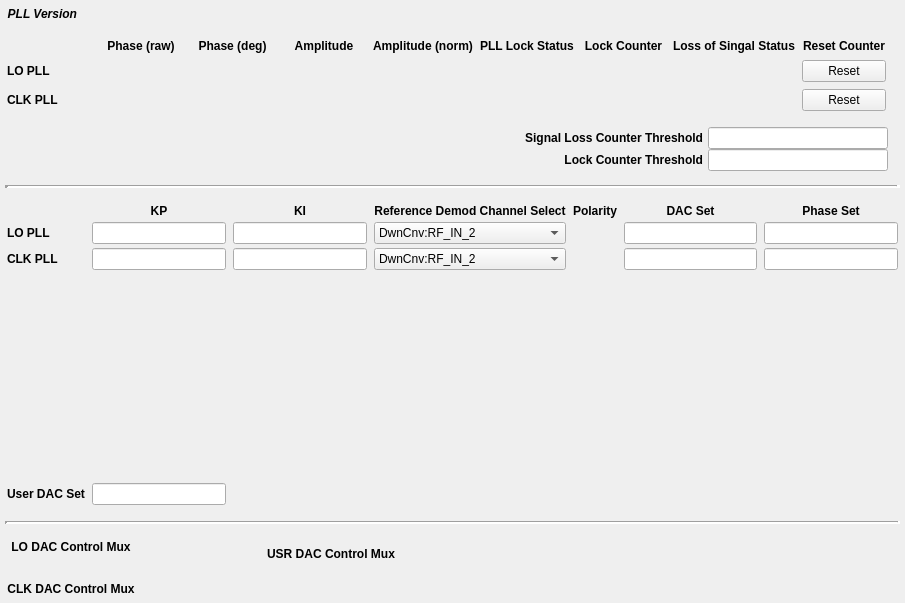
cristinasewell/ATCA_PyDM_Screens, file pll.ui: the form before one commit.
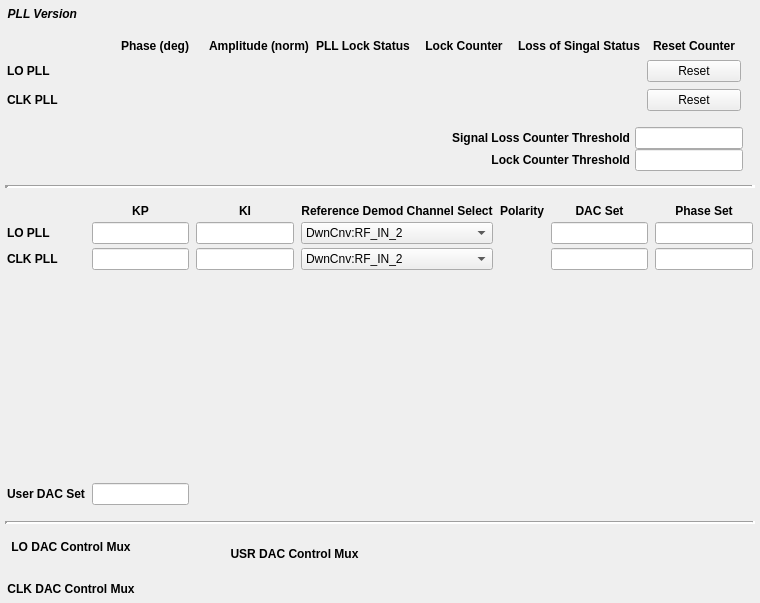
The form after the commit. Custom widgets are drawn as their Qt base class.

Commit message: Remove raw phase and amplitude values

```diff
--- a/pll.ui
+++ b/pll.ui
@@ -6,7 +6,7 @@
    <rect>
     <x>0</x>
     <y>0</y>
-    <width>905</width>
+    <width>760</width>
     <height>603</height>
    </rect>
   </property>
@@ -627,8 +627,8 @@
      <property name="spacing">
       <number>7</number>
      </property>
-     <item row="2" column="3">
-      <widget class="PyDMLabel" name="PyDMLabel_6">
+     <item row="1" column="1">
+      <widget class="PyDMLabel" name="PyDMLabel_3">
        <property name="toolTip">
         <string/>
        </property>
@@ -643,8 +643,8 @@
        </property>
       </widget>
      </item>
-     <item row="2" column="4">
-      <widget class="PyDMLabel" name="PyDMLabel_8">
+     <item row="1" column="5">
+      <widget class="PyDMLabel" name="PyDMLabel_13">
        <property name="toolTip">
         <string/>
        </property>
@@ -654,26 +654,29 @@
        <property name="channel" stdset="0">
         <string>ca://${DEVICE}:CLOCK_AMPL</string>
        </property>
+       <property name="displayFormat" stdset="0">
+        <enum>PyDMLabel::String</enum>
+       </property>
       </widget>
      </item>
-     <item row="0" column="3">
-      <widget class="QLabel" name="label_4">
-       <property name="font">
-        <font>
-         <weight>75</weight>
-         <bold>true</bold>
-        </font>
+     <item row="2" column="5">
+      <widget class="PyDMLabel" name="PyDMLabel_14">
+       <property name="toolTip">
+        <string/>
        </property>
-       <property name="text">
-        <string>Amplitude</string>
-       </property>
        <property name="alignment">
         <set>Qt::AlignCenter</set>
        </property>
+       <property name="channel" stdset="0">
+        <string>ca://${DEVICE}:CLOCK_LOSSSTATUS</string>
+       </property>
+       <property name="displayFormat" stdset="0">
+        <enum>PyDMLabel::String</enum>
+       </property>
       </widget>
      </item>
-     <item row="2" column="0">
-      <widget class="QLabel" name="label_10">
+     <item row="0" column="4">
+      <widget class="QLabel" name="label_7">
        <property name="font">
         <font>
          <weight>75</weight>
@@ -681,7 +684,10 @@
         </font>
        </property>
        <property name="text">
-        <string>CLK PLL</string>
+        <string>Lock Counter</string>
+       </property>
+       <property name="alignment">
+        <set>Qt::AlignCenter</set>
        </property>
       </widget>
      </item>
@@ -698,39 +704,7 @@
        </property>
       </widget>
      </item>
-     <item row="0" column="1">
-      <widget class="QLabel" name="label_2">
-       <property name="font">
-        <font>
-         <weight>75</weight>
-         <bold>true</bold>
-        </font>
-       </property>
-       <property name="text">
-        <string>Phase (raw)</string>
-       </property>
-       <property name="alignment">
-        <set>Qt::AlignCenter</set>
-       </property>
-      </widget>
-     </item>
-     <item row="1" column="3">
-      <widget class="PyDMLabel" name="PyDMLabel_5">
-       <property name="toolTip">
-        <string/>
-       </property>
-       <property name="alignment">
-        <set>Qt::AlignCenter</set>
-       </property>
-       <property name="channel" stdset="0">
-        <string>ca://${DEVICE}:LO_AMPLRAW</string>
-       </property>
-       <property name="displayFormat" stdset="0">
-        <enum>PyDMLabel::Hex</enum>
-       </property>
-      </widget>
-     </item>
-     <item row="0" column="4">
+     <item row="0" column="2">
       <widget class="QLabel" name="label_5">
        <property name="font">
         <font>
@@ -746,7 +720,7 @@
        </property>
       </widget>
      </item>
-     <item row="2" column="6">
+     <item row="2" column="4">
       <widget class="PyDMLabel" name="PyDMLabel_12">
        <property name="toolTip">
         <string/>
@@ -759,24 +733,8 @@
        </property>
       </widget>
      </item>
-     <item row="0" column="6">
-      <widget class="QLabel" name="label_7">
-       <property name="font">
-        <font>
-         <weight>75</weight>
-         <bold>true</bold>
-        </font>
-       </property>
-       <property name="text">
-        <string>Lock Counter</string>
-       </property>
-       <property name="alignment">
-        <set>Qt::AlignCenter</set>
-       </property>
-      </widget>
-     </item>
-     <item row="1" column="5">
-      <widget class="PyDMLabel" name="PyDMLabel_9">
+     <item row="1" column="4">
+      <widget class="PyDMLabel" name="PyDMLabel_11">
        <property name="toolTip">
         <string/>
        </property>
@@ -784,14 +742,11 @@
         <set>Qt::AlignCenter</set>
        </property>
        <property name="channel" stdset="0">
-        <string>ca://${DEVICE}:LO_LOCKSTATUS</string>
-       </property>
-       <property name="displayFormat" stdset="0">
-        <enum>PyDMLabel::String</enum>
+        <string>ca://${DEVICE}:LO_LOCKCNT</string>
        </property>
       </widget>
      </item>
-     <item row="2" column="8">
+     <item row="2" column="6">
       <widget class="PyDMPushButton" name="PyDMPushButton_2">
        <property name="toolTip">
         <string/>
@@ -810,7 +765,81 @@
        </property>
       </widget>
      </item>
-     <item row="1" column="4">
+     <item row="2" column="2">
+      <widget class="PyDMLabel" name="PyDMLabel_8">
+       <property name="toolTip">
+        <string/>
+       </property>
+       <property name="alignment">
+        <set>Qt::AlignCenter</set>
+       </property>
+       <property name="channel" stdset="0">
+        <string>ca://${DEVICE}:CLOCK_AMPL</string>
+       </property>
+      </widget>
+     </item>
+     <item row="0" column="3">
+      <widget class="QLabel" name="label_6">
+       <property name="font">
+        <font>
+         <weight>75</weight>
+         <bold>true</bold>
+        </font>
+       </property>
+       <property name="text">
+        <string>PLL Lock Status</string>
+       </property>
+       <property name="alignment">
+        <set>Qt::AlignCenter</set>
+       </property>
+      </widget>
+     </item>
+     <item row="0" column="6">
+      <widget class="QLabel" name="label_11">
+       <property name="font">
+        <font>
+         <weight>75</weight>
+         <bold>true</bold>
+        </font>
+       </property>
+       <property name="text">
+        <string>Reset Counter</string>
+       </property>
+       <property name="alignment">
+        <set>Qt::AlignCenter</set>
+       </property>
+      </widget>
+     </item>
+     <item row="1" column="3">
+      <widget class="PyDMLabel" name="PyDMLabel_9">
+       <property name="toolTip">
+        <string/>
+       </property>
+       <property name="alignment">
+        <set>Qt::AlignCenter</set>
+       </property>
+       <property name="channel" stdset="0">
+        <string>ca://${DEVICE}:LO_LOCKSTATUS</string>
+       </property>
+       <property name="displayFormat" stdset="0">
+        <enum>PyDMLabel::String</enum>
+       </property>
+      </widget>
+     </item>
+     <item row="2" column="0">
+      <widget class="QLabel" name="label_10">
+       <property name="font">
+        <font>
+         <weight>75</weight>
+         <bold>true</bold>
+        </font>
+       </property>
+       <property name="text">
+        <string>CLK PLL</string>
+       </property>
+      </widget>
+     </item>
+     <item row="1" column="2">
       <widget class="PyDMLabel" name="PyDMLabel_7">
        <property name="toolTip">
         <string/>
@@ -823,8 +852,8 @@
        </property>
       </widget>
      </item>
-     <item row="2" column="7">
-      <widget class="PyDMLabel" name="PyDMLabel_14">
+     <item row="2" column="1">
+      <widget class="PyDMLabel" name="PyDMLabel_4">
        <property name="toolTip">
         <string/>
        </property>
@@ -834,41 +863,9 @@
        <property name="channel" stdset="0">
         <string>ca://${DEVICE}:CLOCK_LOSSSTATUS</string>
        </property>
-       <property name="displayFormat" stdset="0">
-        <enum>PyDMLabel::String</enum>
-       </property>
       </widget>
      </item>
-     <item row="0" column="2">
-      <widget class="QLabel" name="label_3">
-       <property name="font">
-        <font>
-         <weight>75</weight>
-         <bold>true</bold>
-        </font>
-       </property>
-       <property name="text">
-        <string>Phase (deg)</string>
-       </property>
-       <property name="alignment">
-        <set>Qt::AlignCenter</set>
-       </property>
-      </widget>
-     </item>
-     <item row="1" column="2">
-      <widget class="PyDMLabel" name="PyDMLabel_3">
-       <property name="toolTip">
-        <string/>
-       </property>
-       <property name="alignment">
-        <set>Qt::AlignCenter</set>
-       </property>
-       <property name="channel" stdset="0">
-        <string>ca://${DEVICE}:LO_PHASE</string>
-       </property>
-      </widget>
-     </item>
-     <item row="2" column="5">
+     <item row="2" column="3">
       <widget class="PyDMLabel" name="PyDMLabel_10">
        <property name="toolTip">
         <string/>
@@ -884,53 +881,8 @@
        </property>
       </widget>
      </item>
-     <item row="1" column="6">
-      <widget class="PyDMLabel" name="PyDMLabel_11">
-       <property name="toolTip">
-        <string/>
-       </property>
-       <property name="alignment">
-        <set>Qt::AlignCenter</set>
-       </property>
-       <property name="channel" stdset="0">
-        <string>ca://${DEVICE}:LO_LOCKCNT</string>
-       </property>
-      </widget>
-     </item>
-     <item row="1" column="7">
-      <widget class="PyDMLabel" name="PyDMLabel_13">
-       <property name="toolTip">
-        <string/>
-       </property>
-       <property name="alignment">
-        <set>Qt::AlignCenter</set>
-       </property>
-       <property name="channel" stdset="0">
-        <string>ca://${DEVICE}:LO_LOSSSTATUS</string>
-       </property>
-       <property name="displayFormat" stdset="0">
-        <enum>PyDMLabel::String</enum>
-       </property>
-      </widget>
-     </item>
-     <item row="2" column="1">
-      <widget class="PyDMLabel" name="PyDMLabel_2">
-       <property name="toolTip">
-        <string/>
-       </property>
-       <property name="alignment">
-        <set>Qt::AlignCenter</set>
-       </property>
-       <property name="channel" stdset="0">
-        <string>ca://${DEVICE}:CLOCK_PHASERAW</string>
-       </property>
-       <property name="displayFormat" stdset="0">
-        <enum>PyDMLabel::Hex</enum>
-       </property>
-      </widget>
-     </item>
-     <item row="0" column="5">
-      <widget class="QLabel" name="label_6">
+     <item row="0" column="1">
+      <widget class="QLabel" name="label_3">
        <property name="font">
         <font>
          <weight>75</weight>
@@ -938,14 +890,14 @@
         </font>
        </property>
        <property name="text">
-        <string>PLL Lock Status</string>
+        <string>Phase (deg)</string>
        </property>
        <property name="alignment">
         <set>Qt::AlignCenter</set>
        </property>
       </widget>
      </item>
-     <item row="0" column="7">
+     <item row="0" column="5">
       <widget class="QLabel" name="label_8">
        <property name="font">
         <font>
@@ -961,7 +913,7 @@
        </property>
       </widget>
      </item>
-     <item row="1" column="8">
+     <item row="1" column="6">
       <widget class="PyDMPushButton" name="PyDMPushButton">
        <property name="toolTip">
         <string/>
@@ -980,51 +932,6 @@
        </property>
       </widget>
      </item>
-     <item row="0" column="8">
-      <widget class="QLabel" name="label_11">
-       <property name="font">
-        <font>
-         <weight>75</weight>
-         <bold>true</bold>
-        </font>
-       </property>
-       <property name="text">
-        <string>Reset Counter</string>
-       </property>
-       <property name="alignment">
-        <set>Qt::AlignCenter</set>
-       </property>
-      </widget>
-     </item>
-     <item row="2" column="2">
-      <widget class="PyDMLabel" name="PyDMLabel_4">
-       <property name="toolTip">
-        <string/>
-       </property>
-       <property name="alignment">
-        <set>Qt::AlignCenter</set>
-       </property>
-       <property name="channel" stdset="0">
-        <string>ca://${DEVICE}:CLOCK_PHASE</string>
-       </property>
-      </widget>
-     </item>
-     <item row="1" column="1">
-      <widget class="PyDMLabel" name="PyDMLabel">
-       <property name="toolTip">
-        <string/>
-       </property>
-       <property name="alignment">
-        <set>Qt::AlignCenter</set>
-       </property>
-       <property name="channel" stdset="0">
-        <string>ca://${DEVICE}:LO_PHASERAW</string>
-       </property>
-       <property name="displayFormat" stdset="0">
-        <enum>PyDMLabel::Hex</enum>
-       </property>
-      </widget>
-     </item>
     </layout>
    </item>
    <item row="11" column="0">
```
Left out of the diff: 9 changed lines with no effect on the pictures. The commit also changes 2 other files.
